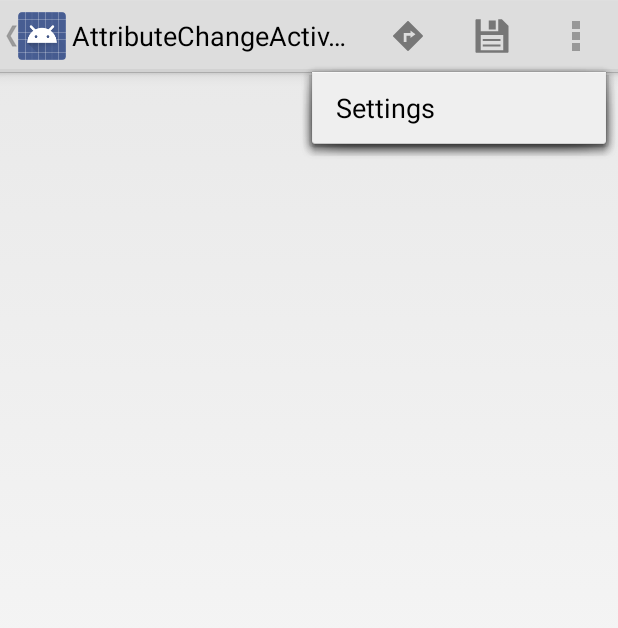
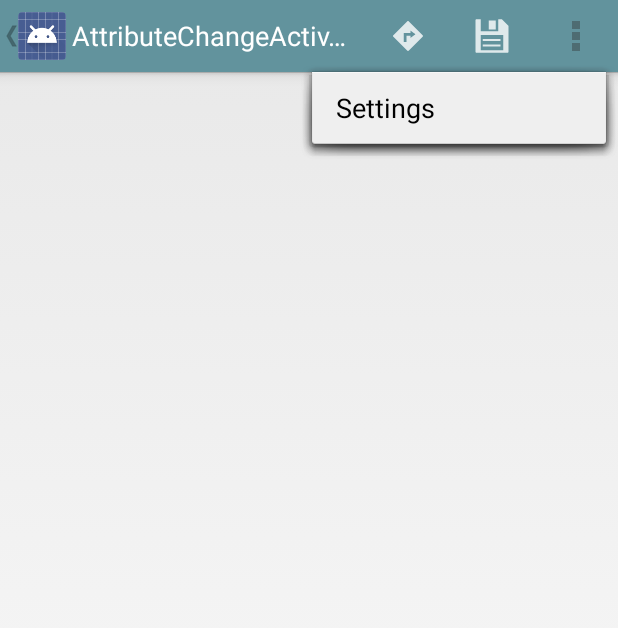
Before and after one commit to geoio/osmhunter-andorid, an Android app: the AttributeChangeActivity screen opened directly, with no data from a screen before it, with the options menu open, on a phone screen of 412 x 824 dp. Shown: the top 628 px of the screen. Run offline under Robolectric (Android 15) with nearby library versions, the phone set to English and light mode, and no system bars; libraries missing offline, so code that uses them is left out: com.loopj.android; 3 statements that could not run were skipped.

Commit message:
Style is everything

```diff
--- /dev/null
+++ b/app/src/main/res/values/colors.xml
@@ -0,0 +1,3 @@
+<resources>
+    <color name="geoio">#62939d</color>
+</resources>
--- a/app/src/main/res/values/styles.xml
+++ b/app/src/main/res/values/styles.xml
@@ -2,7 +2,21 @@
 
     <!-- Base application theme. -->
     <style name="AppTheme" parent="android:Theme.Holo.Light">
-        <!-- Customize your theme here. -->
+        <item name="android:actionBarStyle">@style/AppActionBar</item>
+        <item name="android:buttonStyle">@style/AppButton</item>
+    </style>
+
+    <style name="AppActionBar" parent="@android:style/Widget.Holo.Light.ActionBar">
+        <item name="android:background">@color/geoio</item>
+        <item name="android:titleTextStyle">@style/AppActionBarTitle</item>
+    </style>
+
+    <style name="AppActionBarTitle" parent="@android:TextAppearance.Holo.Widget.ActionBar.Title">
+        <item name="android:textColor">@android:color/white</item>
+    </style>
+
+    <style name="AppButton" parent="@android:style/Widget.Holo.Light.Button">
+        <item name="android:textColor">@android:color/white</item>
     </style>
 
 </resources>
```
Also changed, not shown: app/src/main/res/drawable-hdpi/ic_action_directions.png, app/src/main/res/drawable-hdpi/ic_action_location_found.png, app/src/main/res/drawable-hdpi/ic_action_save.png, app/src/main/res/drawable-mdpi/ic_action_directions.png, app/src/main/res/drawable-mdpi/ic_action_location_found.png, app/src/main/res/drawable-mdpi/ic_action_save.png, app/src/main/res/drawable-xhdpi/ic_action_directions.png, app/src/main/res/drawable-xhdpi/ic_action_location_found.png, app/src/main/res/drawable-xhdpi/ic_action_save.png, app/src/main/res/drawable-xxhdpi/ic_action_directions.png, app/src/main/res/drawable-xxhdpi/ic_action_location_found.png, app/src/main/res/drawable-xxhdpi/ic_action_save.png.
